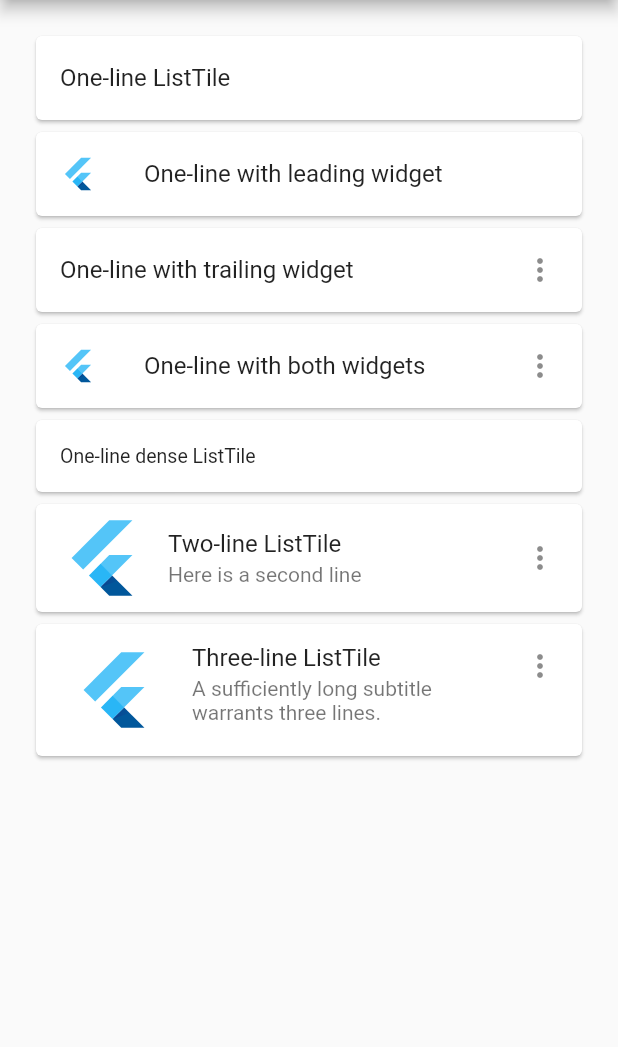
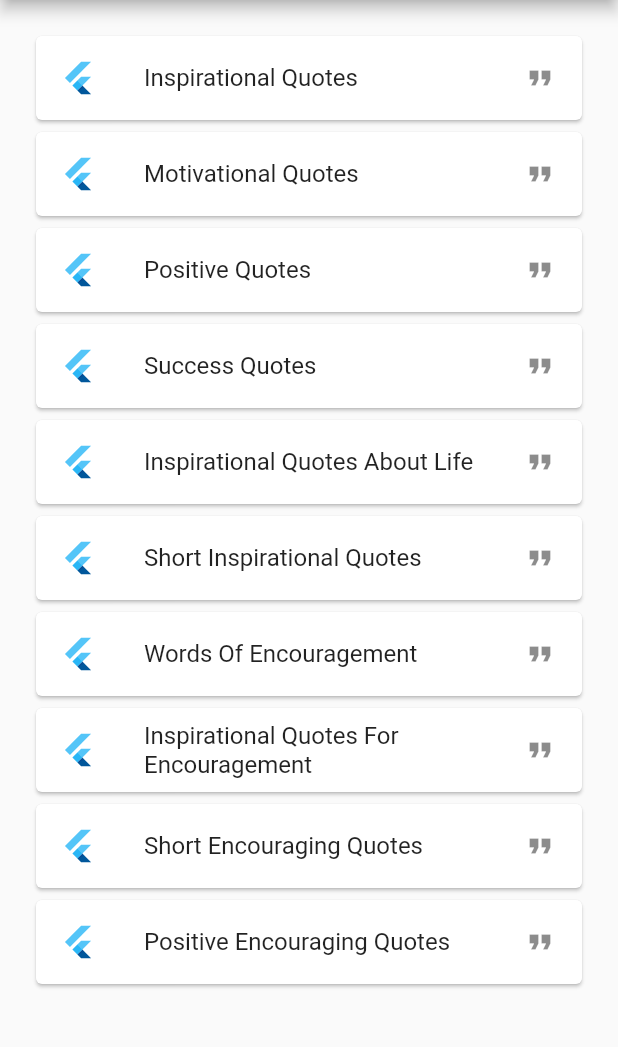
Before and after one commit to govindbhardwaj/TEMP, a Flutter app: the screen it shows after launch, on a phone screen of 412 x 824 dp, the part 84-1131 px from its top. Run offline on Flutter 3.47's test engine with Material 2 defaults, Android fonts, the phone set to English and light mode, and no system bars.

Commit message:
Added ListView for Quotes and rendering List of Quote

```diff
--- a/lib/dao/employee.dart
+++ /dev/null
@@ -1,19 +0,0 @@
-class Employee {
-  int id;
-  String name;
-
-  Employee(this.id, this.name);
-
-  Map<String, dynamic> toMap() {
-    var map = <String, dynamic>{
-      'id' : id,
-      'name' : name,
-    };
-    return map;
-  }
-
-  Employee.fromMap(Map<String, dynamic> map) {
-    id = map['id'];
-    name = map['name'];
-  }
-}
--- /dev/null
+++ b/lib/dto/AllQuotes.dart
@@ -0,0 +1,102 @@
+import 'dart:convert';
+import 'dart:async' show Future;
+import 'package:flutter/services.dart' show rootBundle;
+
+class AllQuotes {
+  final List<Quote> inspirationalQuotes; //Inspirational Quotes
+  final List<Quote> motivationalQuotes; //Motivational Quotes
+  final List<Quote> positiveQuotes; //Positive Quotes
+  final List<Quote> successQuotes; //Success Quotes
+  final List<Quote>
+      inspirationalQuotesAboutLife; //Inspirational Quotes About Life
+  final List<Quote> shortInspirationalQuotes; //Short Inspirational Quotes
+  final List<Quote> wordsOfEncouragement;
+  final List<Quote>
+      inspirationalQuotesForEncouragement; //Inspirational Quotes For Encouragement
+  final List<Quote> shortEncouragingQuotes; //Short Encouraging Quotes
+  final List<Quote> positiveEncouragingQuotes; //Positive Encouraging Quotes
+
+  AllQuotes(
+      {this.inspirationalQuotes,
+      this.motivationalQuotes,
+      this.positiveQuotes,
+      this.successQuotes,
+      this.inspirationalQuotesAboutLife,
+      this.shortInspirationalQuotes,
+      this.wordsOfEncouragement,
+      this.inspirationalQuotesForEncouragement,
+      this.shortEncouragingQuotes,
+      this.positiveEncouragingQuotes});
+
+  factory AllQuotes.fromJson(Map<String, dynamic> parsedJson) {
+    List<Quote> var1 = (parsedJson['Inspirational Quotes'] as List)
+        .map((i) => Quote.fromJson(i))
+        .toList();
+    List<Quote> var2 = (parsedJson['Motivational Quotes'] as List)
+        .map((i) => Quote.fromJson(i))
+        .toList();
+    List<Quote> var3 = (parsedJson['Positive Quotes'] as List)
+        .map((i) => Quote.fromJson(i))
+        .toList();
+    List<Quote> var4 = (parsedJson['Success Quotes'] as List)
+        .map((i) => Quote.fromJson(i))
+        .toList();
+    List<Quote> var5 = (parsedJson['Inspirational Quotes About Life'] as List)
+        .map((i) => Quote.fromJson(i))
+        .toList();
+    List<Quote> var6 = (parsedJson['Short Inspirational Quotes'] as List)
+        .map((i) => Quote.fromJson(i))
+        .toList();
+    List<Quote> var7 = (parsedJson['Words Of Encouragement'] as List)
+        .map((i) => Quote.fromJson(i))
+        .toList();
+    List<Quote> var8 =
+        (parsedJson['Inspirational Quotes For Encouragement'] as List)
+            .map((i) => Quote.fromJson(i))
+            .toList();
+    List<Quote> var9 = (parsedJson['Short Encouraging Quotes'] as List)
+        .map((i) => Quote.fromJson(i))
+        .toList();
+    List<Quote> var10 = (parsedJson['Positive Encouraging Quotes'] as List)
+        .map((i) => Quote.fromJson(i))
+        .toList();
+
+    return AllQuotes(
+        inspirationalQuotes: var1,
+        motivationalQuotes: var2,
+        positiveQuotes: var3,
+        successQuotes: var4,
+        inspirationalQuotesAboutLife: var5,
+        shortInspirationalQuotes: var6,
+        wordsOfEncouragement: var7,
+        inspirationalQuotesForEncouragement: var8,
+        shortEncouragingQuotes: var9,
+        positiveEncouragingQuotes: var10);
+  }
+}
+
+Future<String> _loadAStudentAsset() async {
+  return await rootBundle.loadString('assets/data.json');
+}
+
+Future<AllQuotes> loadQuotes() async {
+  //await wait(5);
+  String jsonString = await _loadAStudentAsset();
+  final jsonResponse = json.decode(jsonString);
+  return new AllQuotes.fromJson(jsonResponse);
+}
+
+Future wait(int seconds) {
+  return new Future.delayed(Duration(seconds: seconds), () => {});
+}
+
+class Quote {
+  String quote;
+  String author;
+
+  Quote({this.quote, this.author});
+
+  factory Quote.fromJson(Map<String, dynamic> quoteJson) {
+    return Quote(quote: quoteJson['quote'], author: quoteJson['author']);
+  }
+}
--- a/lib/dto/Student.dart
+++ /dev/null
@@ -1,34 +0,0 @@
-import 'dart:convert';
-import 'dart:async' show Future;
-import 'package:flutter/services.dart' show rootBundle;
-
-class Student {
-  String studentId;
-  String studentName;
-  int studentScores;
-
-  Student({this.studentId, this.studentName, this.studentScores});
-
-  factory Student.fromJson(Map<String, dynamic> parsedJson) {
-    return Student(
-        studentId: parsedJson['id'],
-        studentName: parsedJson['name'],
-        studentScores: parsedJson['score']);
-  }
-}
-
-Future<String> _loadAStudentAsset() async {
-  return await rootBundle.loadString('assets/data.json');
-}
-
-Future<Student> loadStudent() async {
-  //await wait(5);
-  String jsonString = await _loadAStudentAsset();
-  final jsonResponse = json.decode(jsonString);
-  return new Student.fromJson(jsonResponse);
-}
-
-
-Future wait(int seconds) {
-  return new Future.delayed(Duration(seconds: seconds), () => {});
-}
--- a/lib/main.dart
+++ b/lib/main.dart
@@ -1,4 +1,17 @@
 import 'package:flutter/material.dart';
-import 'state/MyListViewState.dart';
+import 'state/MyHomePage.dart';
 
 void main() => runApp(MyApp());
+
+class MyApp extends StatelessWidget {
+  @override
+  Widget build(BuildContext context) {
+    return MaterialApp(
+      title: 'Mukesh',
+      theme: ThemeData(
+        primarySwatch: Colors.blue,
+      ),
+      home: MyHomePage(title: 'D'),
+    );
+  }
+}
--- /dev/null
+++ b/lib/state/MyHomePage.dart
@@ -0,0 +1,65 @@
+import 'package:flutter/material.dart';
+import '../dto/AllQuotes.dart';
+import '../state/QuoteList.dart';
+
+class MyHomePage extends StatefulWidget {
+  MyHomePage({Key key, this.title}) : super(key: key);
+  final String title;
+  @override
+  MyListState createState() => MyListState();
+}
+
+class MyListState extends State<MyHomePage> {
+  List<String> quotesCategory = [
+    "Inspirational Quotes",
+    "Motivational Quotes",
+    "Positive Quotes",
+    "Success Quotes",
+    "Inspirational Quotes About Life",
+    "Short Inspirational Quotes",
+    "Words Of Encouragement",
+    "Inspirational Quotes For Encouragement",
+    "Short Encouraging Quotes",
+    "Positive Encouraging Quotes"
+  ];
+
+  Widget futureWidget() {
+    return new FutureBuilder<AllQuotes>(
+      future: loadQuotes(),
+      builder: (context, snapshot) {
+        return new Container(
+            padding: new EdgeInsets.all(20.0),
+            child: new ListView.builder(
+              itemBuilder: (context, position) {
+                return Card(
+                  child: ListTile(
+                    leading: FlutterLogo(),
+                    title: Text(quotesCategory[position]),
+                    trailing: const Icon(Icons.format_quote),
+                    onTap: () {
+                      Navigator.push(
+                          context,
+                          MaterialPageRoute(
+                              builder: (context) => SecondPage()));
+                    },
+                  ),
+                );
+              },
+              itemCount: quotesCategory.length,
+            ));
+      },
+    );
+  }
+
+  @override
+  Widget build(BuildContext context) {
+    return new MaterialApp(
+      home: new Scaffold(
+          appBar: new AppBar(
+            title: new Text('Daily Quote'),
+          ),
+          body: futureWidget()),
+      theme: ThemeData(primarySwatch: Colors.blue),
+    );
+  }
+}
--- a/lib/state/MyListViewState.dart
+++ b/lib/state/MyListViewState.dart
@@ -1,5 +1,5 @@
 import 'package:flutter/material.dart';
-import '../dto/Student.dart';
+import '../dto/AllQuotes.dart';
 
 class MyApp extends StatefulWidget {
   MyApp();
@@ -9,58 +9,20 @@ class MyApp extends StatefulWidget {
 
 class MyListViewState extends State<MyApp> {
   Widget futureWidget() {
-    return new FutureBuilder<Student>(
-      future: loadStudent(),
+    return new FutureBuilder<AllQuotes>(
+      future: loadQuotes(),
       builder: (context, snapshot) {
         if (snapshot.hasData) {
           return new Container(
               padding: new EdgeInsets.all(20.0),
               child: new ListView(
                 children: const <Widget>[
-                  Card(child: ListTile(title: Text('One-line ListTile'))),
                   Card(
                     child: ListTile(
                       leading: FlutterLogo(),
                       title: Text('One-line with leading widget'),
                     ),
-                  ),
-                  Card(
-                    child: ListTile(
-                      title: Text('One-line with trailing widget'),
-                      trailing: Icon(Icons.more_vert),
-                    ),
-                  ),
-                  Card(
-                    child: ListTile(
-                      leading: FlutterLogo(),
-                      title: Text('One-line with both widgets'),
-                      trailing: Icon(Icons.more_vert),
-                    ),
-                  ),
-                  Card(
-                    child: ListTile(
-                      title: Text('One-line dense ListTile'),
-                      dense: true,
-                    ),
-                  ),
-                  Card(
-                    child: ListTile(
-                      leading: FlutterLogo(size: 56.0),
-                      title: Text('Two-line ListTile'),
-                      subtitle: Text('Here is a second line'),
-                      trailing: Icon(Icons.more_vert),
-                    ),
-                  ),
-                  Card(
-                    child: ListTile(
-                      leading: FlutterLogo(size: 72.0),
-                      title: Text('Three-line ListTile'),
-                      subtitle: Text(
-                          'A sufficiently long subtitle warrants three lines.'),
-                      trailing: Icon(Icons.more_vert),
-                      isThreeLine: true,
-                    ),
-                  ),
+                  )
                 ],
               ));
         } else if (snapshot.hasError) {
--- a/lib/state/MyTextState.dart
+++ b/lib/state/MyTextState.dart
@@ -1,26 +1,23 @@
 import 'package:flutter/material.dart';
-import '../dto/Student.dart';
+import '../dto/AllQuotes.dart';
 
-class MyApp extends StatefulWidget {
-  MyApp();
+class MyHomePage extends StatefulWidget {
+  MyHomePage({Key key, this.title}) : super(key: key);
+  final String title;
   @override
   MyAppState createState() => MyAppState();
 }
 
-class MyAppState extends State<MyApp> {
+class MyAppState extends State<MyHomePage> {
   Widget futureWidget() {
-    return new FutureBuilder<Student>(
-      future: loadStudent(),
+    return new FutureBuilder<AllQuotes>(
+      future: loadQuotes(),
       builder: (context, snapshot) {
         if (snapshot.hasData) {
           return new Container(
               padding: new EdgeInsets.all(20.0),
               child: new Row(
-                children: <Widget>[
-
-                  Text(
-                      "Hi ${snapshot.data.studentName} your id is ${snapshot.data.studentId} and score ${snapshot.data.studentScores} ")
-                ],
+                children: <Widget>[Text("Hello")],
               ));
         } else if (snapshot.hasError) {
           return new Text("${snapshot.error}");
--- /dev/null
+++ b/lib/state/QuoteList.dart
@@ -0,0 +1,58 @@
+import 'package:daily_quotes/state/MyHomePage.dart';
+import 'package:flutter/material.dart';
+import '../dto/AllQuotes.dart';
+
+class SecondPage extends StatefulWidget {
+  @override
+  MyListState createState() => MyListState();
+}
+
+class MyListState extends State<SecondPage> {
+  Widget futureWidget() {
+    return new FutureBuilder<AllQuotes>(
+      future: loadQuotes(),
+      builder: (context, snapshot) {
+        return new Container(
+            padding: new EdgeInsets.all(20.0),
+            child: new ListView.builder(
+              itemBuilder: (context, position) {
+                return Card(
+                  child: ListTile(
+                    leading: FlutterLogo(),
+                    title:
+                        Text(snapshot.data.motivationalQuotes[position].quote),
+                    subtitle: Text(
+                      snapshot.data.motivationalQuotes[position].author + " -",
+                      style: const TextStyle(
+                        color: Colors.black54,
+                      ),
+                      textDirection: TextDirection.rtl,
+                    ),
+                    trailing: const Icon(Icons.format_quote),
+                    onTap: () {
+                      Navigator.push(
+                          context,
+                          MaterialPageRoute(
+                              builder: (context) => MyHomePage()));
+                    },
+                  ),
+                );
+              },
+              itemCount: snapshot.data.motivationalQuotes.length,
+            ));
+      },
+    );
+  }
+
+  @override
+  Widget build(BuildContext context) {
+    return new MaterialApp(
+      home: new Scaffold(
+          appBar: new AppBar(
+            title: new Text('Daily Quote'),
+          ),
+          body: futureWidget()),
+      theme: ThemeData(primarySwatch: Colors.blue),
+    );
+  }
+}
```
